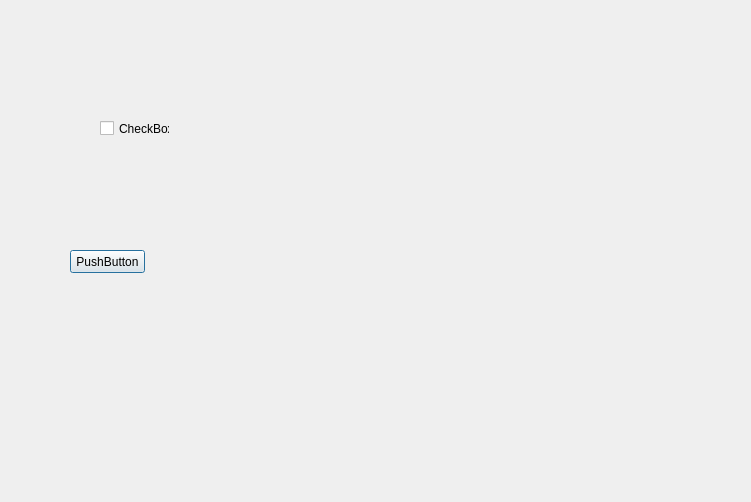
Qt form TUIcomotive/TUIcomotive/TestDialog.ui (Petzep/EM-04) before a commit.
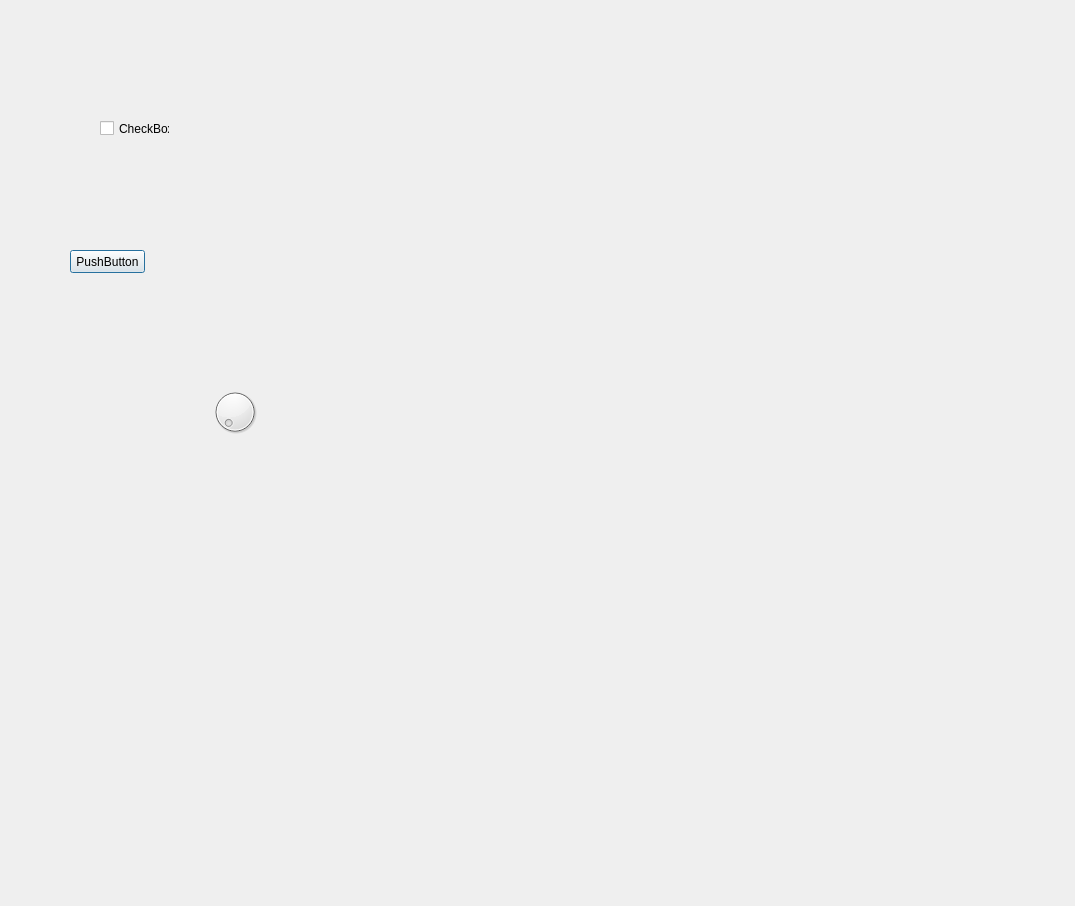
The same form after that commit. Custom widgets are drawn as their Qt base class.

What changed in the file:
```diff
--- a/TUIcomotive/TUIcomotive/TestDialog.ui
+++ b/TUIcomotive/TUIcomotive/TestDialog.ui
@@ -6,8 +6,8 @@
    <rect>
     <x>0</x>
     <y>0</y>
-    <width>751</width>
-    <height>502</height>
+    <width>1075</width>
+    <height>906</height>
    </rect>
   </property>
   <property name="windowTitle">
@@ -29,10 +29,10 @@
   <widget class="QtPieMenu" name="qtPieMenu">
    <property name="geometry">
     <rect>
-     <x>360</x>
-     <y>80</y>
-     <width>291</width>
-     <height>271</height>
+     <x>330</x>
+     <y>90</y>
+     <width>671</width>
+     <height>511</height>
     </rect>
    </property>
    <property name="ToggleSecondHand" stdset="0">
@@ -59,9 +59,53 @@
     <string>CheckBox</string>
    </property>
   </widget>
+  <widget class="CustomClock" name="customClock">
+   <property name="geometry">
+    <rect>
+     <x>120</x>
+     <y>540</y>
+     <width>341</width>
+     <height>241</height>
+    </rect>
+   </property>
+   <property name="ToggleSecondHand" stdset="0">
+    <bool>true</bool>
+   </property>
+   <property name="colorMinuteHand">
+    <color alpha="191">
+     <red>255</red>
+     <green>0</green>
+     <blue>0</blue>
+    </color>
+   </property>
+  </widget>
+  <widget class="QDial" name="dial">
+   <property name="geometry">
+    <rect>
+     <x>210</x>
+     <y>380</y>
+     <width>50</width>
+     <height>64</height>
+    </rect>
+   </property>
+   <property name="minimum">
+    <number>1</number>
+   </property>
+   <property name="maximum">
+    <number>20</number>
+   </property>
+   <property name="pageStep">
+    <number>10</number>
+   </property>
+  </widget>
  </widget>
  <layoutdefault spacing="6" margin="11"/>
  <customwidgets>
+  <customwidget>
+   <class>CustomClock</class>
+   <extends>QWidget</extends>
+   <header>CustomClock.h</header>
+  </customwidget>
   <customwidget>
    <class>QtPieMenu</class>
    <extends>QWidget</extends>
```
Left out of the diff: 66 changed lines with no effect on the pictures.
